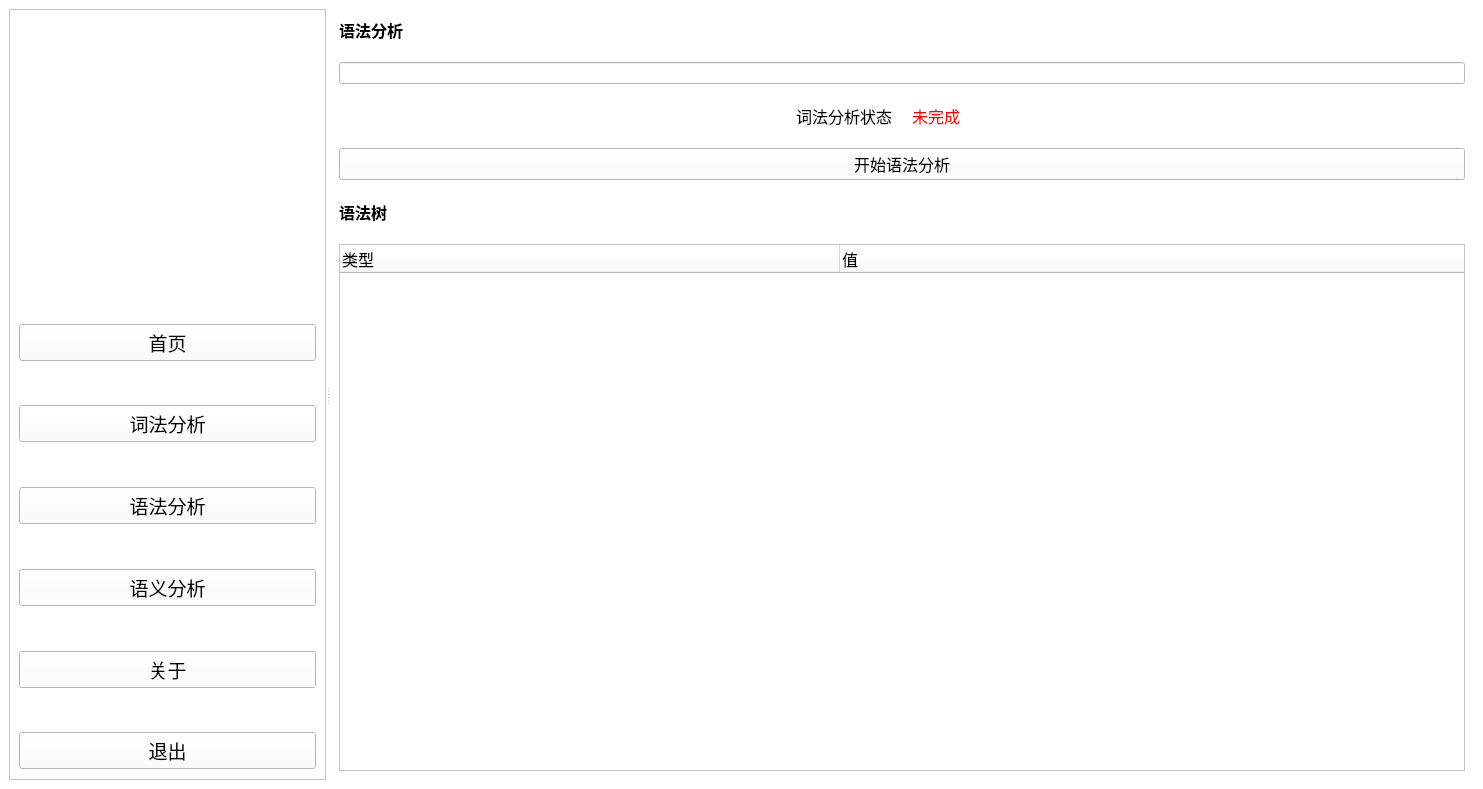
Old version of the form frontend/mainWin.ui in the repository cylqqqcyl/exam-compiler.
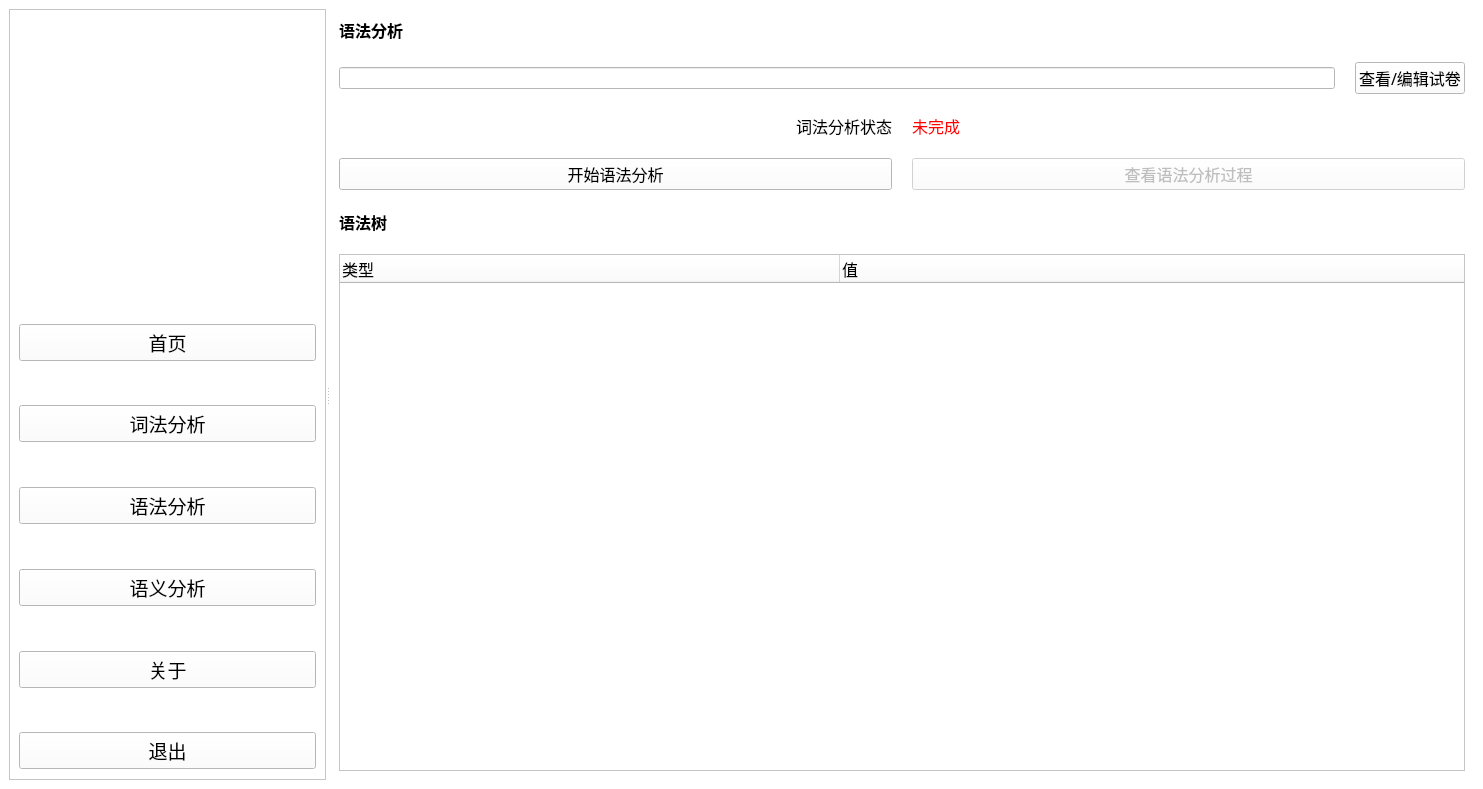
New version of the form. The open tabs and pages were chosen to show the change. Icons and pictures are not drawn.

```diff
--- a/frontend/mainWin.ui
+++ b/frontend/mainWin.ui
@@ -1164,11 +1164,24 @@
           </widget>
          </item>
          <item>
-          <widget class="QLineEdit" name="uploadDisplay_2">
-           <property name="readOnly">
-            <bool>true</bool>
-           </property>
-          </widget>
+          <layout class="QHBoxLayout" name="horizontalLayout_13">
+           <item>
+            <widget class="QLineEdit" name="uploadDisplay_2"/>
+           </item>
+           <item>
+            <widget class="QPushButton" name="viewBtn_2">
+             <property name="font">
+              <font>
+               <family>微软雅黑</family>
+               <pointsize>12</pointsize>
+              </font>
+             </property>
+             <property name="text">
+              <string>查看/编辑试卷</string>
+             </property>
+            </widget>
+           </item>
+          </layout>
          </item>
          <item>
           <layout class="QGridLayout" name="gridLayout_2">
@@ -1239,6 +1252,22 @@
              </property>
             </widget>
            </item>
+           <item>
+            <widget class="QPushButton" name="parserProcessViewBtn">
+             <property name="enabled">
+              <bool>false</bool>
+             </property>
+             <property name="font">
+              <font>
+               <family>微软雅黑</family>
+               <pointsize>12</pointsize>
+              </font>
+             </property>
+             <property name="text">
+              <string>查看语法分析过程</string>
+             </property>
+            </widget>
+           </item>
           </layout>
          </item>
          <item>
```
Left out of the diff: 44 changed lines with no effect on the pictures.
